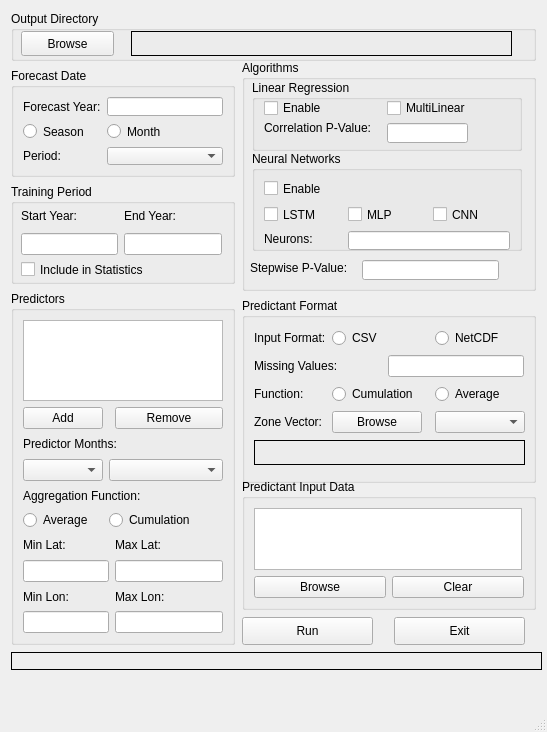
This is CIT.ui in taxmanyana/sadc-cft as Qt 5 draws it before an edit. The edited form follows.
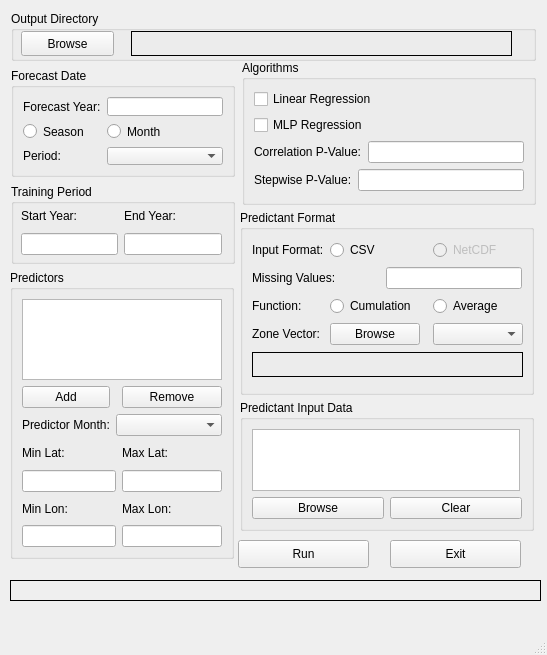
This is the edited form. Icons and pictures are not drawn.

Patch:
```diff
--- a/CIT.ui
+++ b/CIT.ui
@@ -7,19 +7,19 @@
     <x>0</x>
     <y>0</y>
     <width>547</width>
-    <height>732</height>
+    <height>655</height>
    </rect>
   </property>
   <property name="minimumSize">
    <size>
     <width>547</width>
-    <height>677</height>
+    <height>655</height>
    </size>
   </property>
   <property name="maximumSize">
    <size>
     <width>547</width>
-    <height>732</height>
+    <height>655</height>
    </size>
   </property>
   <property name="windowTitle">
@@ -163,7 +163,7 @@
       <x>242</x>
       <y>60</y>
       <width>294</width>
-      <height>231</height>
+      <height>145</height>
      </rect>
     </property>
     <property name="minimumSize">
@@ -181,203 +181,42 @@
     <property name="title">
      <string>Algorithms</string>
     </property>
-    <widget class="QGroupBox" name="groupBox_7">
-     <property name="geometry">
-      <rect>
-       <x>10</x>
-       <y>20</y>
-       <width>270</width>
-       <height>71</height>
-      </rect>
-     </property>
-     <property name="minimumSize">
-      <size>
-       <width>270</width>
-       <height>62</height>
-      </size>
-     </property>
-     <property name="maximumSize">
-      <size>
-       <width>270</width>
-       <height>100</height>
-      </size>
-     </property>
-     <property name="title">
-      <string>Linear Regression</string>
-     </property>
-     <widget class="QCheckBox" name="LRcheckBox">
-      <property name="geometry">
-       <rect>
-        <x>12</x>
-        <y>20</y>
-        <width>116</width>
-        <height>16</height>
-       </rect>
-      </property>
-      <property name="text">
-       <string>Enable</string>
-      </property>
-     </widget>
-     <widget class="QLabel" name="label_7">
-      <property name="geometry">
-       <rect>
-        <x>12</x>
-        <y>40</y>
-        <width>116</width>
-        <height>16</height>
-       </rect>
-      </property>
-      <property name="text">
-       <string>Correlation P-Value:</string>
-      </property>
-     </widget>
-     <widget class="QLineEdit" name="pvaluelineEdit">
-      <property name="geometry">
-       <rect>
-        <x>135</x>
-        <y>43</y>
-        <width>81</width>
-        <height>20</height>
-       </rect>
-      </property>
-     </widget>
-     <widget class="QCheckBox" name="MLRcheckBox">
-      <property name="geometry">
-       <rect>
-        <x>135</x>
-        <y>20</y>
-        <width>123</width>
-        <height>16</height>
-       </rect>
-      </property>
-      <property name="text">
-       <string>MultiLinear</string>
-      </property>
-     </widget>
-    </widget>
-    <widget class="QGroupBox" name="groupBox_5">
-     <property name="geometry">
-      <rect>
-       <x>10</x>
-       <y>91</y>
-       <width>270</width>
-       <height>100</height>
-      </rect>
-     </property>
-     <property name="minimumSize">
-      <size>
-       <width>270</width>
-       <height>100</height>
-      </size>
-     </property>
-     <property name="maximumSize">
-      <size>
-       <width>270</width>
-       <height>111</height>
-      </size>
-     </property>
-     <property name="title">
-      <string>Neural Networks</string>
-     </property>
-     <widget class="QCheckBox" name="NNcheckBox">
-      <property name="geometry">
-       <rect>
-        <x>12</x>
-        <y>28</y>
-        <width>77</width>
-        <height>19</height>
-       </rect>
-      </property>
-      <property name="text">
-       <string>Enable</string>
-      </property>
-     </widget>
-     <widget class="QCheckBox" name="LSTMcheckBox">
-      <property name="geometry">
-       <rect>
-        <x>12</x>
-        <y>54</y>
-        <width>77</width>
-        <height>19</height>
-       </rect>
-      </property>
-      <property name="text">
-       <string>LSTM</string>
-      </property>
-     </widget>
-     <widget class="QCheckBox" name="MLPcheckBox">
-      <property name="geometry">
-       <rect>
-        <x>96</x>
-        <y>54</y>
-        <width>78</width>
-        <height>19</height>
-       </rect>
-      </property>
-      <property name="text">
-       <string>MLP</string>
-      </property>
-     </widget>
-     <widget class="QCheckBox" name="CNNcheckBox">
-      <property name="geometry">
-       <rect>
-        <x>181</x>
-        <y>54</y>
-        <width>77</width>
-        <height>19</height>
-       </rect>
-      </property>
-      <property name="text">
-       <string>CNN</string>
-      </property>
-     </widget>
-     <widget class="QLabel" name="label_8">
-      <property name="geometry">
-       <rect>
-        <x>12</x>
-        <y>80</y>
-        <width>52</width>
-        <height>16</height>
-       </rect>
-      </property>
-      <property name="text">
-       <string>Neurons:</string>
-      </property>
-     </widget>
-     <widget class="QLineEdit" name="neuronslineEdit">
-      <property name="geometry">
-       <rect>
-        <x>96</x>
-        <y>80</y>
-        <width>162</width>
-        <height>19</height>
-       </rect>
-      </property>
-     </widget>
-    </widget>
-    <widget class="QLabel" name="label_9">
-     <property name="geometry">
-      <rect>
-       <x>8</x>
-       <y>200</y>
-       <width>105</width>
-       <height>16</height>
-      </rect>
-     </property>
-     <property name="text">
-      <string>Stepwise P-Value:</string>
-     </property>
-    </widget>
-    <widget class="QLineEdit" name="swpvaluelineEdit">
-     <property name="geometry">
-      <rect>
-       <x>120</x>
-       <y>200</y>
-       <width>137</width>
-       <height>20</height>
-      </rect>
-     </property>
-    </widget>
+    <layout class="QGridLayout" name="gridLayout_4">
+     <item row="0" column="0" colspan="3">
+      <widget class="QCheckBox" name="LRcheckBox">
+       <property name="text">
+        <string>Linear Regression</string>
+       </property>
+      </widget>
+     </item>
+     <item row="1" column="0" colspan="3">
+      <widget class="QCheckBox" name="MLPcheckBox">
+       <property name="text">
+        <string>MLP Regression</string>
+       </property>
+      </widget>
+     </item>
+     <item row="2" column="0" colspan="2">
+      <widget class="QLabel" name="label_7">
+       <property name="text">
+        <string>Correlation P-Value:</string>
+       </property>
+      </widget>
+     </item>
+     <item row="2" column="2">
+      <widget class="QLineEdit" name="pvaluelineEdit"/>
+     </item>
+     <item row="3" column="0">
+      <widget class="QLabel" name="label_9">
+       <property name="text">
+        <string>Stepwise P-Value:</string>
+       </property>
+      </widget>
+     </item>
+     <item row="3" column="1" colspan="2">
+      <widget class="QLineEdit" name="swpvaluelineEdit"/>
+     </item>
+    </layout>
    </widget>
    <widget class="QGroupBox" name="TrainingPeriod">
     <property name="geometry">
@@ -385,43 +224,24 @@
       <x>11</x>
       <y>184</y>
       <width>224</width>
-      <height>100</height>
+      <height>80</height>
      </rect>
     </property>
     <property name="minimumSize">
      <size>
       <width>224</width>
-      <height>100</height>
+      <height>80</height>
      </size>
     </property>
     <property name="maximumSize">
      <size>
       <width>224</width>
-      <height>100</height>
+      <height>80</height>
      </size>
     </property>
     <property name="title">
      <string>Training Period</string>
     </property>
-    <widget class="QCheckBox" name="inclscorecheckBox">
-     <property name="geometry">
-      <rect>
-       <x>10</x>
-       <y>70</y>
-       <width>151</width>
-       <height>31</height>
-      </rect>
-     </property>
-     <property name="minimumSize">
-      <size>
-       <width>31</width>
-       <height>0</height>
-      </size>
-     </property>
-     <property name="text">
-      <string>Include in Statistics</string>
-     </property>
-    </widget>
     <widget class="QWidget" name="layoutWidget">
      <property name="geometry">
       <rect>
@@ -472,10 +292,10 @@
    <widget class="QGroupBox" name="groupBox_3">
     <property name="geometry">
      <rect>
-      <x>11</x>
-      <y>291</y>
+      <x>10</x>
+      <y>270</y>
       <width>224</width>
-      <height>354</height>
+      <height>289</height>
      </rect>
     </property>
     <property name="minimumSize">
@@ -536,55 +356,31 @@
        </property>
       </widget>
      </item>
-     <item row="2" column="0" colspan="3">
+     <item row="2" column="0">
       <widget class="QLabel" name="label_6">
        <property name="text">
-        <string>Predictor Months:</string>
+        <string>Predictor Month:</string>
        </property>
       </widget>
      </item>
-     <item row="3" column="0">
+     <item row="2" column="1" colspan="2">
       <widget class="QComboBox" name="predictMonthComboBox"/>
      </item>
-     <item row="3" column="1" colspan="2">
-      <widget class="QComboBox" name="predictMonth2ComboBox"/>
-     </item>
-     <item row="4" column="0" colspan="3">
-      <widget class="QLabel" name="label_13">
-       <property name="text">
-        <string>Aggregation Function:</string>
-       </property>
-      </widget>
-     </item>
-     <item row="5" column="0">
-      <widget class="QRadioButton" name="avgRadio_2">
-       <property name="text">
-        <string>Average</string>
-       </property>
-      </widget>
-     </item>
-     <item row="5" column="1" colspan="2">
-      <widget class="QRadioButton" name="cumRadio_2">
-       <property name="text">
-        <string>Cumulation</string>
-       </property>
-      </widget>
-     </item>
-     <item row="6" column="0" colspan="2">
+     <item row="3" column="0">
       <widget class="QLabel" name="label_15">
        <property name="text">
         <string>Min Lat:</string>
        </property>
       </widget>
      </item>
-     <item row="6" column="2">
+     <item row="3" column="2">
       <widget class="QLabel" name="label_5">
        <property name="text">
         <string>Max Lat:</string>
        </property>
       </widget>
      </item>
-     <item row="7" column="0" colspan="2">
+     <item row="4" column="0" colspan="2">
       <widget class="QLineEdit" name="minlatLineEdit">
        <property name="minimumSize">
         <size>
@@ -594,7 +390,7 @@
        </property>
       </widget>
      </item>
-     <item row="7" column="2">
+     <item row="4" column="2">
       <widget class="QLineEdit" name="maxlatLineEdit">
        <property name="minimumSize">
         <size>
@@ -604,21 +400,21 @@
        </property>
       </widget>
      </item>
-     <item row="8" column="0" colspan="2">
+     <item row="5" column="0">
       <widget class="QLabel" name="label_17">
        <property name="text">
         <string>Min Lon:</string>
        </property>
       </widget>
      </item>
-     <item row="8" column="2">
+     <item row="5" column="2">
       <widget class="QLabel" name="label_16">
        <property name="text">
         <string>Max Lon:</string>
        </property>
       </widget>
      </item>
-     <item row="9" column="0" colspan="2">
+     <item row="6" column="0" colspan="2">
       <widget class="QLineEdit" name="minlonLineEdit">
        <property name="minimumSize">
         <size>
@@ -628,7 +424,7 @@
        </property>
       </widget>
      </item>
-     <item row="9" column="2">
+     <item row="6" column="2">
       <widget class="QLineEdit" name="maxlonLineEdit">
        <property name="minimumSize">
         <size>
@@ -643,8 +439,8 @@
    <widget class="QGroupBox" name="groupBox_6">
     <property name="geometry">
      <rect>
-      <x>242</x>
-      <y>298</y>
+      <x>240</x>
+      <y>210</y>
       <width>294</width>
       <height>185</height>
      </rect>
@@ -684,6 +480,9 @@
      </item>
      <item row="0" column="3">
       <widget class="QRadioButton" name="NetCDFRadio">
+       <property name="enabled">
+        <bool>false</bool>
+       </property>
        <property name="text">
         <string>NetCDF</string>
        </property>
@@ -790,8 +589,8 @@
    <widget class="QGroupBox" name="groupBox_8">
     <property name="geometry">
      <rect>
-      <x>242</x>
-      <y>479</y>
+      <x>240</x>
+      <y>400</y>
       <width>294</width>
       <height>131</height>
      </rect>
@@ -868,8 +667,8 @@
    <widget class="QPushButton" name="runButton">
     <property name="geometry">
      <rect>
-      <x>242</x>
-      <y>617</y>
+      <x>238</x>
+      <y>540</y>
       <width>131</width>
       <height>28</height>
      </rect>
@@ -893,8 +692,8 @@
    <widget class="QPushButton" name="stopButton">
     <property name="geometry">
      <rect>
-      <x>394</x>
-      <y>617</y>
+      <x>390</x>
+      <y>540</y>
       <width>131</width>
       <height>28</height>
      </rect>
@@ -918,10 +717,10 @@
    <widget class="QLabel" name="progresslabel">
     <property name="geometry">
      <rect>
-      <x>11</x>
-      <y>652</y>
+      <x>10</x>
+      <y>580</y>
       <width>531</width>
-      <height>18</height>
+      <height>21</height>
      </rect>
     </property>
     <property name="minimumSize">
```
Left out of the diff: 2 changed lines with no effect on the pictures.
